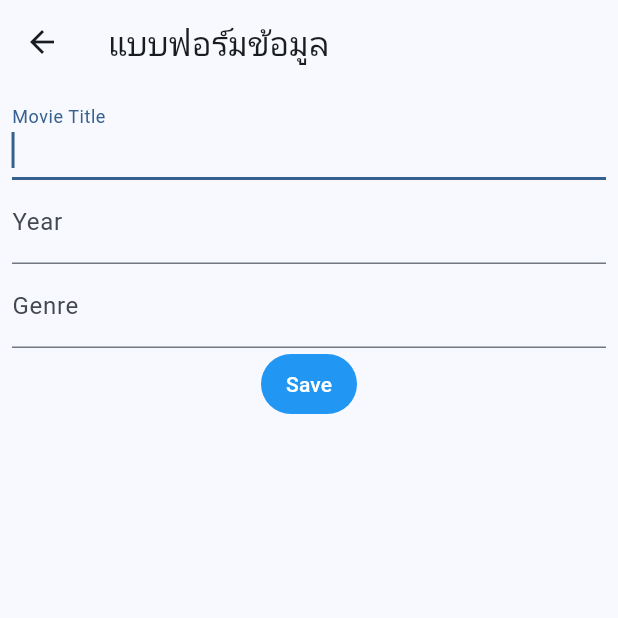
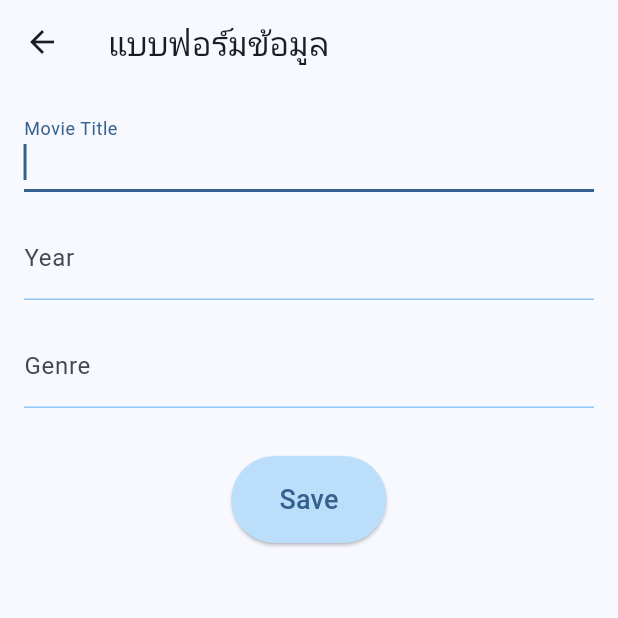
Before and after one commit to BreakingGoods/MobileApp_Project, a Flutter app: the FormScreen screen opened directly, on a phone screen of 412 x 824 dp, the top half of it. Run offline on Flutter 3.47's test engine with Material 3 defaults, Android fonts, the phone set to English and light mode, and no system bars; our stand-ins replace sembast; missing offline and left inert: dart:ffi.

Commit message:
Save Botton

```diff
--- a/lib/main.dart
+++ b/lib/main.dart
@@ -43,8 +43,10 @@ class _MyHomePageState extends State<MyHomePage> {
   @override
   Widget build(BuildContext context) {
     return Scaffold(
+      backgroundColor: Colors.grey[60],
       appBar: AppBar(
         backgroundColor: Theme.of(context).colorScheme.primary,
+
         title: Text(
           widget.title,
           style: const TextStyle(
@@ -60,8 +62,9 @@ class _MyHomePageState extends State<MyHomePage> {
             itemCount: provider.transactions.length,
             itemBuilder: (context, index) {
               return Card(
+
                 elevation: 5,
-                margin: const EdgeInsets.symmetric(vertical: 5, horizontal: 8),
+                margin: const EdgeInsets.symmetric(vertical: 8, horizontal: 8),
                 child: ListTile(
                   title: Text(provider.transactions[index].title),
                   subtitle: Text(
--- a/lib/screens/form_screen.dart
+++ b/lib/screens/form_screen.dart
@@ -28,14 +28,21 @@ class FormScreen extends StatelessWidget {
         title: const Text('แบบฟอร์มข้อมูล'),
       ),
       body: Padding(
-        padding: const EdgeInsets.all(8.0),
+        padding: const EdgeInsets.all(16.0), // Increase padding for more spacing
         child: Form(
           key: formKey,
           child: Column(
+            crossAxisAlignment: CrossAxisAlignment.start,
             children: [
               TextFormField(
-                decoration: const InputDecoration(
+                decoration: InputDecoration(
                   labelText: 'Movie Title',
+                  border: UnderlineInputBorder(
+                    borderSide: BorderSide(color: Colors.blue, width: 1.0), // Thin border
+                  ),
+                  enabledBorder: UnderlineInputBorder(
+                    borderSide: BorderSide(color: Colors.blue.withOpacity(0.5), width: 1.0),
+                  ),
                 ),
                 autofocus: true,
                 controller: titleController,
@@ -46,9 +53,16 @@ class FormScreen extends StatelessWidget {
                   return null;
                 },
               ),
+              const SizedBox(height: 16),
               TextFormField(
-                decoration: const InputDecoration(
+                decoration: InputDecoration(
                   labelText: 'Year',
+                  border: UnderlineInputBorder(
+                    borderSide: BorderSide(color: Colors.blue, width: 1.0),
+                  ),
+                  enabledBorder: UnderlineInputBorder(
+                    borderSide: BorderSide(color: Colors.blue.withOpacity(0.5), width: 1.0),
+                  ),
                 ),
                 keyboardType: TextInputType.number,
                 controller: yearController,
@@ -64,8 +78,17 @@ class FormScreen extends StatelessWidget {
                   return null;
                 },
               ),
+              const SizedBox(height: 16),
               TextFormField(
-                decoration: const InputDecoration(labelText: 'Genre'),
+                decoration: InputDecoration(
+                  labelText: 'Genre',
+                  border: UnderlineInputBorder(
+                    borderSide: BorderSide(color: Colors.blue, width: 1.0),
+                  ),
+                  enabledBorder: UnderlineInputBorder(
+                    borderSide: BorderSide(color: Colors.blue.withOpacity(0.5), width: 1.0),
+                  ),
+                ),
                 controller: gentrController,
                 validator: (String? str) {
                   if (str!.isEmpty) {
@@ -74,8 +97,9 @@ class FormScreen extends StatelessWidget {
                   return null;
                 },
               ),
-              TextButton(
-                child: const Text('Save'),
+              const SizedBox(height: 32), // More spacing before button
+              Center( // Center the button horizontally
+                child: ElevatedButton(
                   onPressed: () {
                     if (formKey.currentState!.validate()) {
                       var statement = Transaction(
@@ -87,19 +111,22 @@ class FormScreen extends StatelessWidget {
                       var provider = Provider.of<TransactionProvider>(context, listen: false);
 
                       if (isEditing && movieIndex != null) {
-
                         provider.updateTransaction(movieIndex!, statement);
                       } else {
-
                         provider.addTransaction(statement);
                       }
 
                       Navigator.pop(context);
                     }
                   },
-                style: TextButton.styleFrom(
-                  foregroundColor: Colors.white,
-                  backgroundColor: Colors.blue,
+                  style: ElevatedButton.styleFrom(
+                    backgroundColor: Colors.blue[100], // Change button color to blue
+                    shape: RoundedRectangleBorder(
+                      borderRadius: BorderRadius.circular(30.0), // Rounded corners
+                    ),
+                    padding: const EdgeInsets.symmetric(vertical: 16.0, horizontal: 32.0), // More padding for a bigger button
+                  ),
+                  child: const Text('Save', style: TextStyle(fontSize: 18)),
                 ),
               ),
             ],
```
Lines whose indentation alone changed are shown as unchanged.
